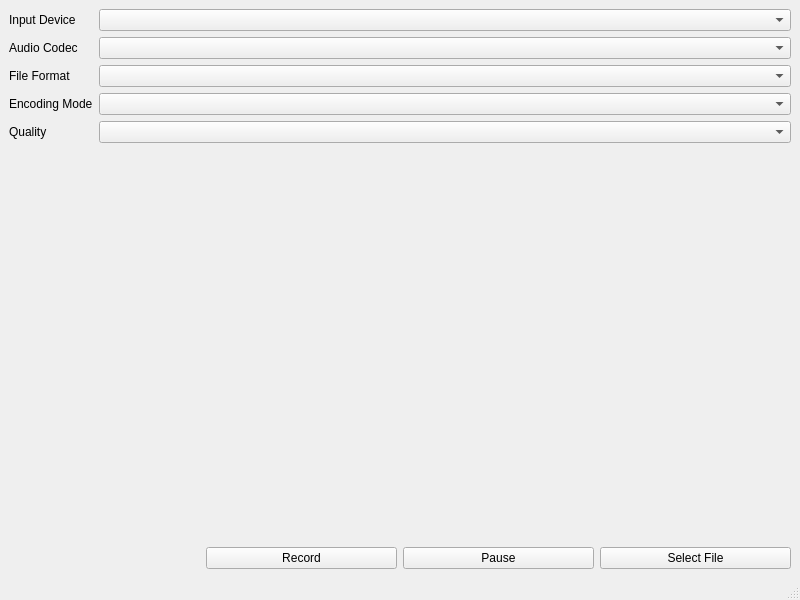
First picture: the form in pcsaudiorecorder/src/mainwindow.ui, repository N1vn0vem8er/pineconesnake, before the edit.
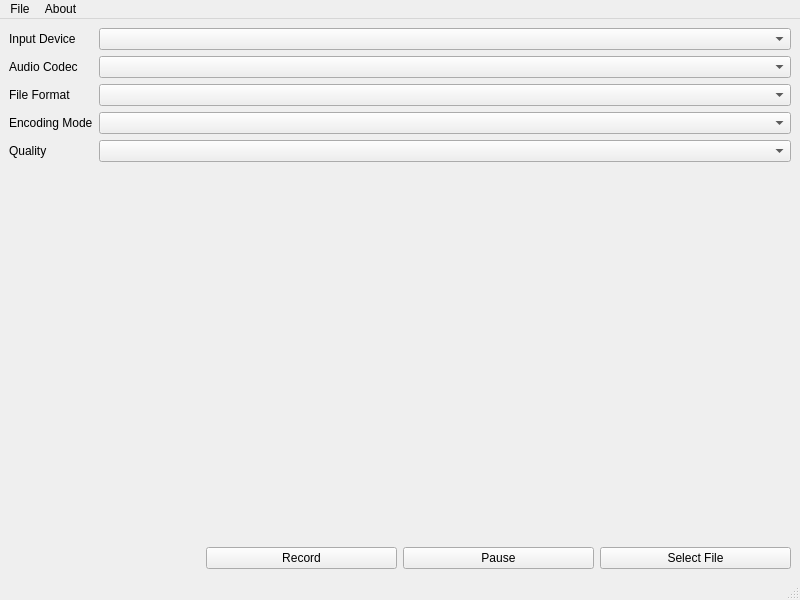
Second picture: the form after the edit. Icons and pictures are not drawn.

Diff of the .ui file:
```diff
--- a/pcsaudiorecorder/src/mainwindow.ui
+++ b/pcsaudiorecorder/src/mainwindow.ui
@@ -121,6 +121,24 @@
      <height>23</height>
     </rect>
    </property>
+   <widget class="QMenu" name="menuFile">
+    <property name="title">
+     <string>File</string>
+    </property>
+    <addaction name="actionOpen"/>
+    <addaction name="actionClose"/>
+    <addaction name="separator"/>
+    <addaction name="actionExit"/>
+   </widget>
+   <widget class="QMenu" name="menuAbout">
+    <property name="title">
+     <string>About</string>
+    </property>
+    <addaction name="actionAbout_PCS_Audio_Recorder"/>
+    <addaction name="actionAbout_Qt"/>
+   </widget>
+   <addaction name="menuFile"/>
+   <addaction name="menuAbout"/>
   </widget>
   <widget class="QStatusBar" name="statusbar"/>
  </widget>
```
Left out of the diff: 49 changed lines with no effect on the pictures.
